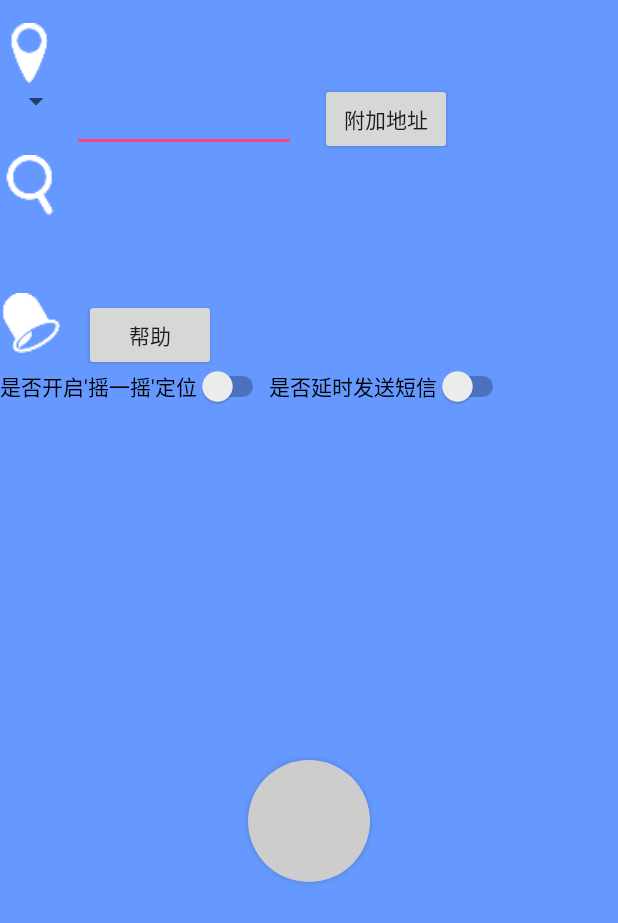
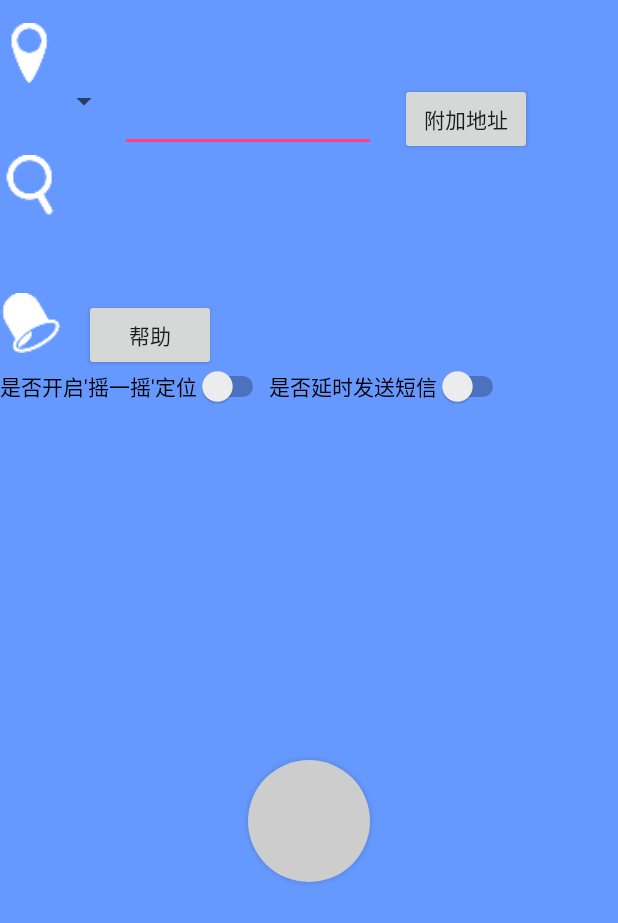
Before and after one commit to Kali-Hac/AppV2.0_Hac_AddOthers, an Android app: the layout test_start.xml on its own in the app's theme, with its tools: preview values and no code run, on a phone screen of 412 x 824 dp. Shown: the top 923 px of the screen. Run offline under Robolectric (Android 15) with nearby library versions, the phone set to English and light mode, and no system bars.

Commit message:
Update test_start.xml

```diff
--- a/app/src/main/res/layout/test_start.xml
+++ b/app/src/main/res/layout/test_start.xml
@@ -28,15 +28,15 @@
         >
     <Spinner
         android:id="@+id/address_spinner"
-        android:layout_width="match_parent"
         android:textSize="@dimen/p8"
+        android:layout_width="80dp"
         android:fontFamily="Condensed bold"
         android:layout_height="wrap_content" />
     <EditText
         android:id="@+id/address"
         android:layout_width="match_parent"
         android:layout_height="wrap_content"
-        android:ems="7"
+        android:ems="8"
         android:inputType="textPersonName" />
         <Button
             android:layout_marginLeft="@dimen/p4"
```
